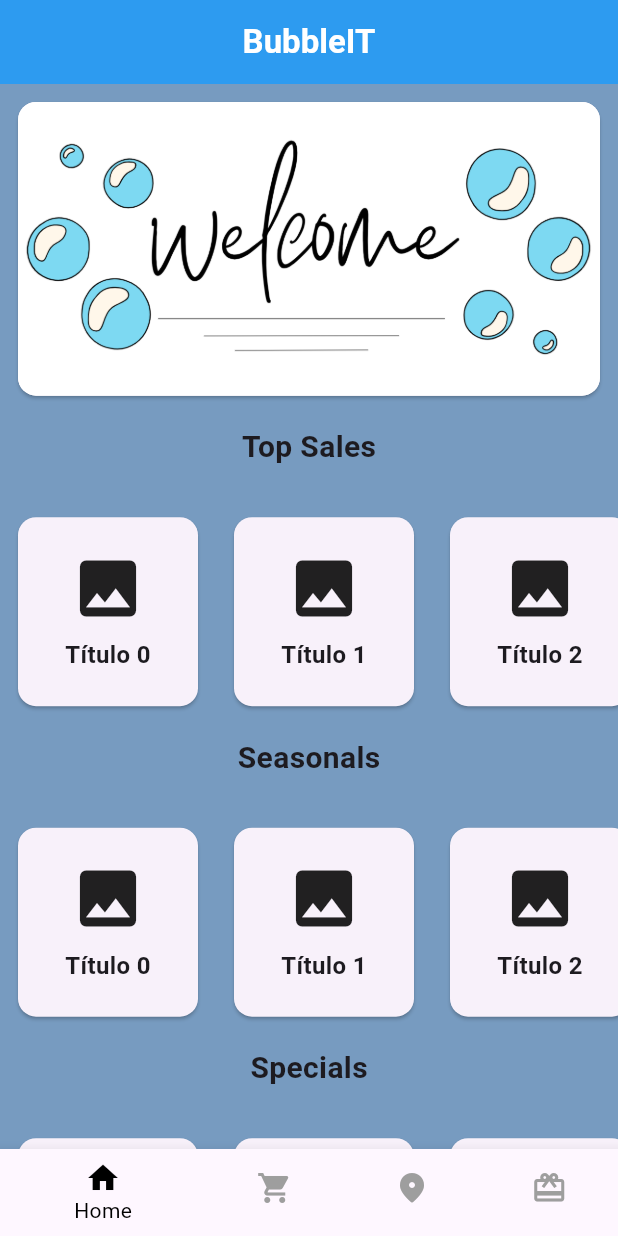
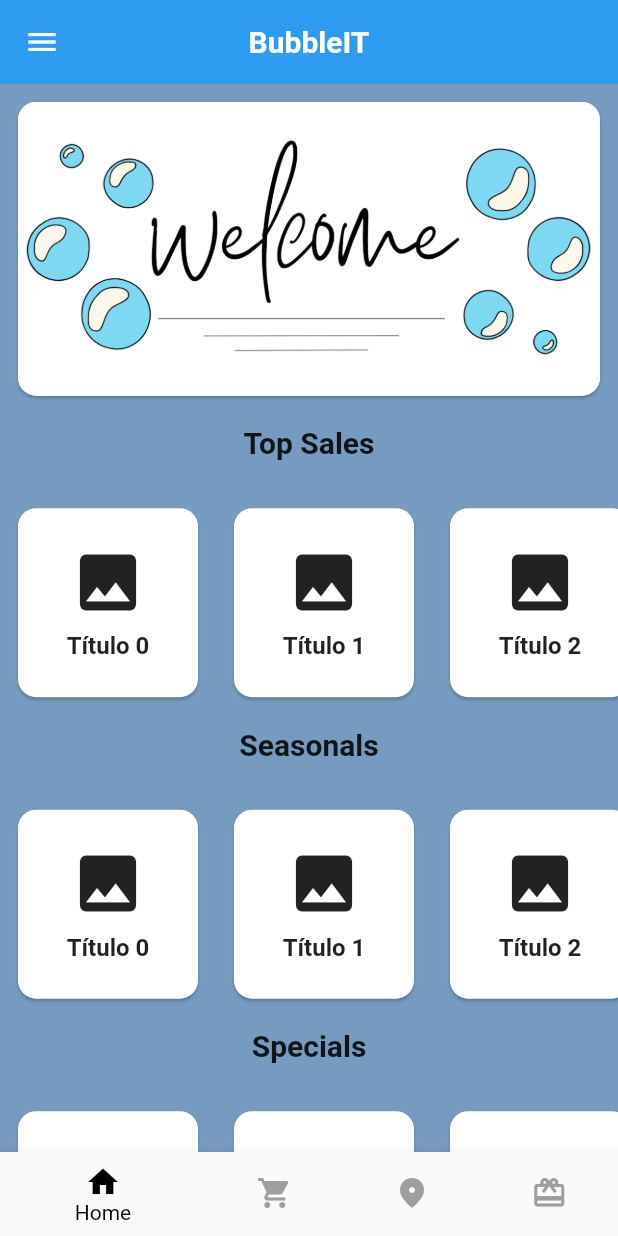
Before and after one commit to Molisawa/flutter_final_project, a Flutter app: the screen it shows after launch, after a tap on "Sign In", on a phone screen of 412 x 824 dp. Run offline on Flutter 3.47's test engine with Material 2 defaults, Android fonts, the phone set to English and light mode, and no system bars; our stand-ins replace another_flushbar, permission_handler.

Commit message:
themes dark

```diff
--- a/lib/bubbleit/app.dart
+++ b/lib/bubbleit/app.dart
@@ -1,19 +1,21 @@
 import 'package:flutter/material.dart';
 import 'package:flutter_final_project/bubbleit/screens/screens.dart';
+import 'package:provider/provider.dart';
 
 class MyApp extends StatelessWidget {
-  const MyApp({super.key});
+  const MyApp({Key? key}) : super(key: key);
 
-  // This widget is the root of your application.
   @override
   Widget build(BuildContext context) {
+    return ChangeNotifierProvider<ThemeProvider>(
+      create: (context) => ThemeProvider(),
+      child: Consumer<ThemeProvider>(
+        builder: (context, themeProvider, child) {
           return MaterialApp(
             debugShowCheckedModeBanner: false,
             title: 'BubbleIt',
-      theme: ThemeData(
-        colorScheme: ColorScheme.fromSeed(seedColor: Colors.deepPurple),
-        useMaterial3: true,
-      ),
+            theme:
+                themeProvider.isDarkMode ? ThemeData.dark() : ThemeData.light(),
             initialRoute: LoginScreen.routeName,
             routes: {
               HomeScreen.routeName: (_) => const HomeScreen(),
@@ -23,7 +25,11 @@ class MyApp extends StatelessWidget {
               ProductDetailScreen.routeName: (_) => const ProductDetailScreen(),
               OrderDetailScreen.routeName: (_) => const OrderDetailScreen(),
               MapScreen.routeName: (_) => const MapScreen(),
+              SettingsScreen.routeName: (_) => const SettingsScreen()
             },
+          );
+        },
+      ),
     );
   }
 }
--- a/lib/bubbleit/screens/consts/color_palette.dart
+++ b/lib/bubbleit/screens/consts/color_palette.dart
@@ -6,3 +6,4 @@ const Color kItesoBlue = Color(0xFF779BC0);
 const Color kItesoBlueLight = Color(0xFF2D9BF0);
 const Color kItesoGray = Color(0xFF8a8b8d);
 const Color kItesoGrayLight = Color(0xFFE6E6E6);
+const Color kItesoBlueDark = Color(0xFF0F1B2B);
--- a/lib/bubbleit/screens/home/Home.dart
+++ b/lib/bubbleit/screens/home/Home.dart
@@ -1,9 +1,10 @@
-// import 'package:flutter/material.dart';
+import 'package:flutter/material.dart';
 import 'package:another_flushbar/flushbar.dart';
 import 'package:flutter_final_project/bubbleit/screens/consts/color_palette.dart';
 import 'package:flutter_final_project/bubbleit/screens/screens.dart';
 import 'package:flutter_final_project/bubbleit/widgets/widgets.dart';
 import 'package:permission_handler/permission_handler.dart';
+import 'package:provider/provider.dart';
 
 class HomeScreen extends StatefulWidget {
   static String routeName = '/home';
@@ -18,10 +19,10 @@ class _HomeScreenState extends State<HomeScreen> {
   late PageController _pageController;
 
   final List<Widget> _screens = [
-    HomeContent(),
-    ShoppingCartScreen(),
-    MapScreen(),
-    RewardsScreen()
+    const HomeContent(),
+    const ShoppingCartScreen(),
+    const MapScreen(),
+    const RewardsScreen()
   ];
 
   @override
@@ -48,10 +49,10 @@ class _HomeScreenState extends State<HomeScreen> {
   Future<void> _requestBasePermissions() async {
     PermissionStatus storage = await _requestPermissionStorage();
 
-  while (storage != PermissionStatus.granted ) {
-    if (storage.isPermanentlyDenied ) {
+    while (storage != PermissionStatus.granted) {
+      if (storage.isPermanentlyDenied) {
         print("Permissions permanently denied.");
-      return ; // Break the loop if any permission is permanently denied.
+        return; // Break the loop if any permission is permanently denied.
       }
       // Request permissions again.
       storage = await _requestPermissionStorage();
@@ -101,15 +102,13 @@ Future<void> _requestBasePermissions() async {
         onTap: (index) {
           _pageController.animateToPage(
             index,
-            duration: Duration(milliseconds: 200),
+            duration: const Duration(milliseconds: 200),
             curve: Curves.easeInOut,
           );
         },
       ),
     );
   }
-
-
 }
 
 class HomeContent extends StatefulWidget {
@@ -142,6 +141,9 @@ class _HomeContentState extends State<HomeContent> {
 
   @override
   Widget build(BuildContext context) {
+    final isDarkMode = Provider.of<ThemeProvider>(context)
+        .isDarkMode; // Asegúrate de importar ThemeProvider
+
     return CustomScrollView(
       controller: scrollController,
       slivers: [
@@ -153,14 +155,25 @@ class _HomeContentState extends State<HomeContent> {
             blendFactor =
                 blendFactor.clamp(0.0, 1.0); // Ensure it's between 0 and 1
             // Interpolate between the two colors based on the blend factor.
-            return Color.lerp(kItesoBlueLight, kItesoBlue, blendFactor)!;
+            return isDarkMode
+                ? Colors.grey[900] // Reemplaza con tu color para el tema oscuro
+                : Color.lerp(kItesoBlueLight, kItesoBlue, blendFactor)!;
           }(), // Color de fondo transparente inicial
 
           elevation: 0, // Sin sombra
           pinned:
               true, // La AppBar se fija en la parte superior al hacer scroll
-          title: const Text('BubbleIT', style: TextStyle(color: Colors.white, fontWeight: FontWeight.bold)),
+          title: const Text('BubbleIT',
+              style:
+                  TextStyle(color: Colors.white, fontWeight: FontWeight.bold)),
           centerTitle: true, // Título del AppBar
+          leading: IconButton(
+            icon: const Icon(Icons.menu),
+            onPressed: () {
+              // go to //settings
+              Navigator.pushNamed(context, '/settings');
+            },
+          ),
         ),
         SliverToBoxAdapter(
           child: Column(
@@ -192,8 +205,7 @@ class _HomeContentState extends State<HomeContent> {
               ])
                 GestureDetector(
                   onTap: () {
-                    Navigator.pushNamed(
-                        context, '/product_detail');
+                    Navigator.pushNamed(context, '/product_detail');
                   },
                   child: Column(
                     children: [
--- a/lib/bubbleit/screens/login/Login.dart
+++ b/lib/bubbleit/screens/login/Login.dart
@@ -1,6 +1,7 @@
 import 'package:flutter/material.dart';
 import '../../widgets/login_form.dart';
 import '../consts/consts.dart';
+import '../screens.dart';
 
 class LoginScreen extends StatefulWidget {
   static String routeName = '/login';
@@ -14,6 +15,14 @@ class _LoginScreenState extends State<LoginScreen> {
   @override
   Widget build(BuildContext context) {
     return Scaffold(
+      appBar: AppBar(
+        leading: IconButton(
+          icon: const Icon(Icons.menu),
+          onPressed: () {
+            Navigator.pushNamed(context, SettingsScreen.routeName);
+          },
+        ),
+      ),
       backgroundColor: kItesoBlue,
       body: SingleChildScrollView(
         child: Center(
--- a/lib/bubbleit/screens/screens.dart
+++ b/lib/bubbleit/screens/screens.dart
@@ -1,3 +1,4 @@
+export 'package:flutter_final_project/bubbleit/screens/settings/settings.dart';
 export 'package:flutter_final_project/bubbleit/screens/product_detail/product_detail.dart';
 export 'package:flutter_final_project/bubbleit/screens/shopping_cart.dart/Shopping_cart.dart';
 export 'package:flutter_final_project/bubbleit/screens/splash/Splash.dart';
--- a/pubspec.yaml
+++ b/pubspec.yaml
@@ -30,7 +30,7 @@ environment:
 dependencies:
   flutter:
     sdk: flutter
-
+  provider: ^6.0.1 # Agrega la última versión de provider
 
   # The following adds the Cupertino Icons font to your application.
   # Use with the CupertinoIcons class for iOS style icons.
```
Also changed, not shown: lib/bubbleit/screens/settings/settings.dart (added, +48 -0 lines), lib/bubbleit/screens/shopping_cart.dart/Shopping_cart.dart (+5 -4 lines), pubspec.lock. Lines whose indentation alone changed are shown as unchanged.
